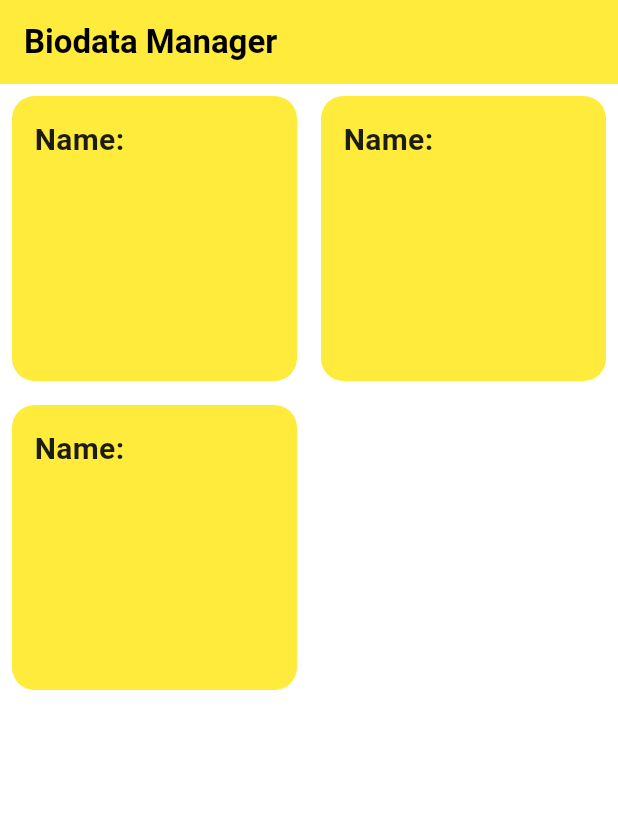
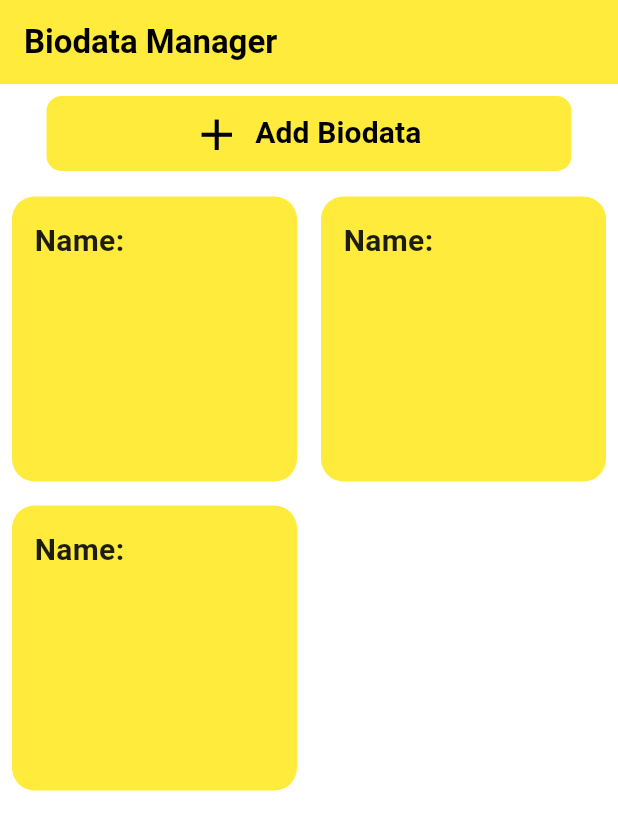
Before and after one commit to Amin-Thoufeeque/biodata_app, a Flutter app: the screen it shows after launch, on a phone screen of 412 x 824 dp. Shown: the top 830 px of the screen. Run offline on Flutter 3.47's test engine with Material 2 defaults, Android fonts, the phone set to English and light mode, and no system bars.

Commit message:
Create button added

```diff
--- a/lib/Screens/home_screen.dart
+++ b/lib/Screens/home_screen.dart
@@ -1,3 +1,4 @@
+import 'package:biodata_app/Screens/biodata_screen.dart';
 import 'package:flutter/material.dart';
 
 import '../Widgets/biodata_widget.dart';
@@ -16,13 +17,51 @@ class HomeScreen extends StatelessWidget {
             style: TextStyle(color: Colors.black, fontWeight: FontWeight.bold),
           ),
         ),
-        body: GridView.builder(
+        body: Column(
+          children: [
+            Padding(
+              padding: const EdgeInsets.all(8.0),
+              child: Container(
+                height: 50,
+                width: 350,
+                decoration: BoxDecoration(
+                    color: Colors.yellow,
+                    borderRadius: BorderRadius.circular(10)),
+                child: TextButton.icon(
+                    onPressed: () {
+                      Navigator.of(context).push(MaterialPageRoute(
+                        builder: (context) {
+                          return const BioDataScreen();
+                        },
+                      ));
+                    },
+                    icon: const Icon(
+                      Icons.add,
+                      color: Colors.black,
+                      size: 35,
+                    ),
+                    label: const Text(
+                      'Add Biodata',
+                      style: TextStyle(
+                          fontWeight: FontWeight.bold,
+                          color: Colors.black,
+                          fontSize: 20),
+                    )),
+              ),
+            ),
+            const SizedBox(
+              height: 1,
+            ),
+            GridView.builder(
               gridDelegate:
                   SliverGridDelegateWithFixedCrossAxisCount(crossAxisCount: 2),
               itemCount: 3,
+              shrinkWrap: true,
               itemBuilder: (BuildContext context, int index) {
                 return const BiodataWidget();
               },
+            ),
+          ],
         ));
   }
 }
```
Lines whose indentation alone changed are shown as unchanged.
